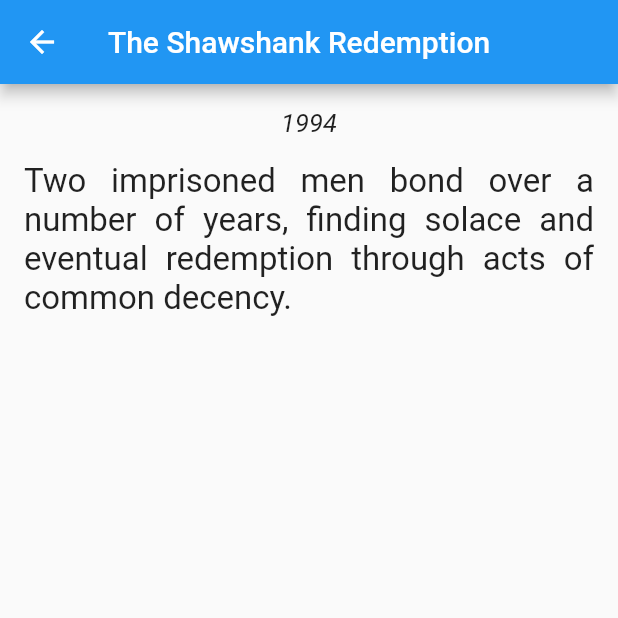
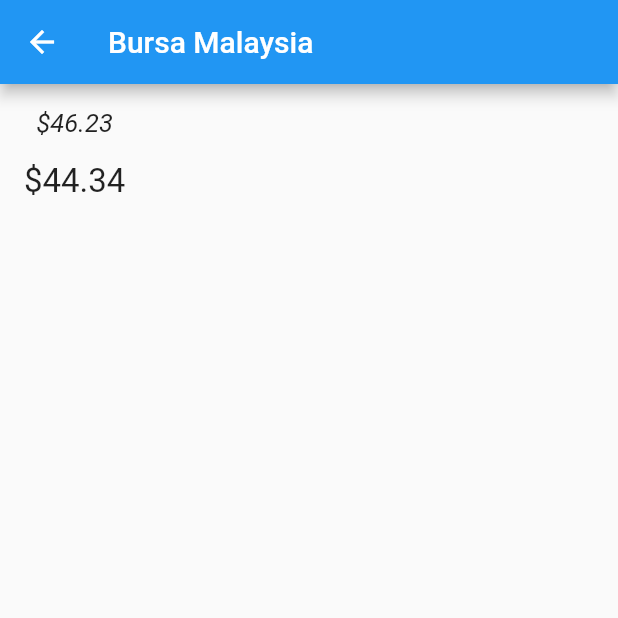
Before and after one commit to mohamadarfakhsy13/flutter-stock-profile, a Flutter app: the screen it shows after launch, after a tap on "Bursa Malaysia", on a phone screen of 412 x 824 dp, the top half of it. Run offline on Flutter 3.47's test engine with Material 2 defaults, Android fonts, the phone set to English and light mode, and no system bars.

Commit message:
Change data to make and look real data

```diff
--- a/lib/model/stock.dart
+++ b/lib/model/stock.dart
@@ -1,70 +1,26 @@
 class Stock {
   String title;
-  String description;
-  int year;
+  double trade;
+  double change;
+  double open;
+  double bid;
+  double ask;
 
-  Stock({required this.title, required this.description, required this.year});
+  Stock({required this.title, required this.trade, required this.change, required this.open, required this.bid, required this.ask});
 }
 
 List<Stock> stockList = [
-  Stock(
-      title: 'The Shawshank Redemption',
-      description:
-          'Two imprisoned men bond over a number of years, finding solace and eventual redemption through acts of common decency.',
-      year: 1994),
-  Stock(
-      title: 'Jumanji',
-      description:
-          'In Jumanji: The Next Level, the gang is back but the game has changed.',
-      year: 2019),
-  Stock(
-      title: 'The Godfather',
-      description:
-          'he aging patriarch of an organized crime dynasty transfers control of his clandestine empire to his reluctant son',
-      year: 1972),
-  Stock(
-      title: "The Godfather: Part II",
-      year: 1974,
-      description:
-          "The early life and career of Vito Corleone in 1920s New York City is portrayed, while his son, Michael, expands and tightens his grip on the family crime syndicate."),
-  Stock(
-      title: "The Dark Knight",
-      year: 2008,
-      description:
-          "When the menace known as the Joker wreaks havoc and chaos on the people of Gotham, Batman must accept one of the greatest psychological and physical tests of his ability to fight injustice."),
-  Stock(
-      title: "12 Angry Men",
-      year: 1957,
-      description:
-          "A jury holdout attempts to prevent a miscarriage of justice by forcing his colleagues to reconsider the evidence."),
-  Stock(
-      title: "Schindler's List",
-      year: 1993,
-      description:
-          "In German-occupied Poland during World War II, industrialist Oskar Schindler gradually becomes concerned for his Jewish workforce after witnessing their persecution by the Nazis."),
-  Stock(
-      title: "The Lord of the Rings: The Return of the King",
-      year: 2003,
-      description:
-          "Gandalf and Aragorn lead the World of Men against Sauron's army to draw his gaze from Frodo and Sam as they approach Mount Doom with the One Ring."),
-  Stock(
-      title: "Pulp Fiction",
-      year: 1994,
-      description:
-          "The lives of two mob hitmen, a boxer, a gangster and his wife, and a pair of diner bandits intertwine in four tales of violence and redemption."),
-  Stock(
-      title: "The Good, the Bad and the Ugly",
-      year: 1966,
-      description:
-          "A bounty hunting scam joins two men in an uneasy alliance against a third in a race to find a fortune in gold buried in a remote cemetery."),
-  Stock(
-      title: "The Lord of the Rings: The Fellowship of the Ring",
-      year: 2001,
-      description:
-          "A meek Hobbit from the Shire and eight companions set out on a journey to destroy the powerful One Ring and save Middle-earth from the Dark Lord Sauron."),
-  Stock(
-      title: "Fight Club",
-      year: 1999,
-      description:
-          "TAn insomniac office worker and a devil-may-care soapmaker form an underground fight club that evolves into something much, much more.")
+  Stock(title: 'Bursa Malaysia', trade: 46.23, change: 44.34, open: 30.30, bid: 50.60, ask: 49.40),
+  Stock(title: 'HDFC Bank', trade: 56.23, change: 43.34, open: 50.30, bid: 50.60, ask: 60.40),
+  Stock(title: 'ITC Limited', trade: 36.23, change: 22.34, open: 40.30, bid: 50.60, ask: 36.40),
+  Stock(title: 'Titan Company', trade: 33.23, change: 14.34, open: 40.30, bid: 50.60, ask: 44.40),
+  Stock(title: 'Cipla', trade: 20.23, change: 44.34, open: 23.30, bid: 33.60, ask: 25.40),
+  Stock(title: 'Cnergenz', trade: 66.23, change: 44.34, open: 10.30, bid: 22.60, ask: 22.40),
+  Stock(title: 'Yew Lee Pacific Group', trade: 46.23, change: 44.34, open: 10.30, bid: 50.60, ask: 32.40),
+  Stock(title: 'Maybank', trade: 55.23, change: 44.34, open: 65.30, bid: 10.60, ask: 20.40),
+  Stock(title: 'Aeon Co (m)', trade: 20.23, change: 44.34, open: 40.30, bid: 30.60, ask: 10.40),
+  Stock(title: 'Top Glove', trade: 20.23, change: 44.34, open: 70.30, bid: 32.60, ask: 10.40),
+  Stock(title: 'Ajinomoto Malaysia Bhd', trade: 40.23, change: 70.50, open: 12.30, bid: 50.60, ask: 40.40),
+  Stock(title: 'Petronas Gas Berhad', trade: 32.23, change: 56.80, open: 12.30, bid: 50.60, ask: 65.40)
+
 ];
--- a/lib/screens/stock_details_screen.dart
+++ b/lib/screens/stock_details_screen.dart
@@ -21,7 +21,7 @@
               Padding(
                 padding: const EdgeInsets.all(8.0),
                 child: Text(
-                  stock.year.toString(),
+                  "\$${stock.trade}",
                   textAlign: TextAlign.center,
                   style: TextStyle(fontSize: 17.0, fontStyle: FontStyle.italic),
                 ),
@@ -29,7 +29,7 @@
               Padding(
                 padding: const EdgeInsets.all(8.0),
                 child: Text(
-                  stock.description,
+                  "\$${stock.change}",
                   textAlign: TextAlign.justify,
                   style: TextStyle(fontSize: 22.0),
                 ),
```
